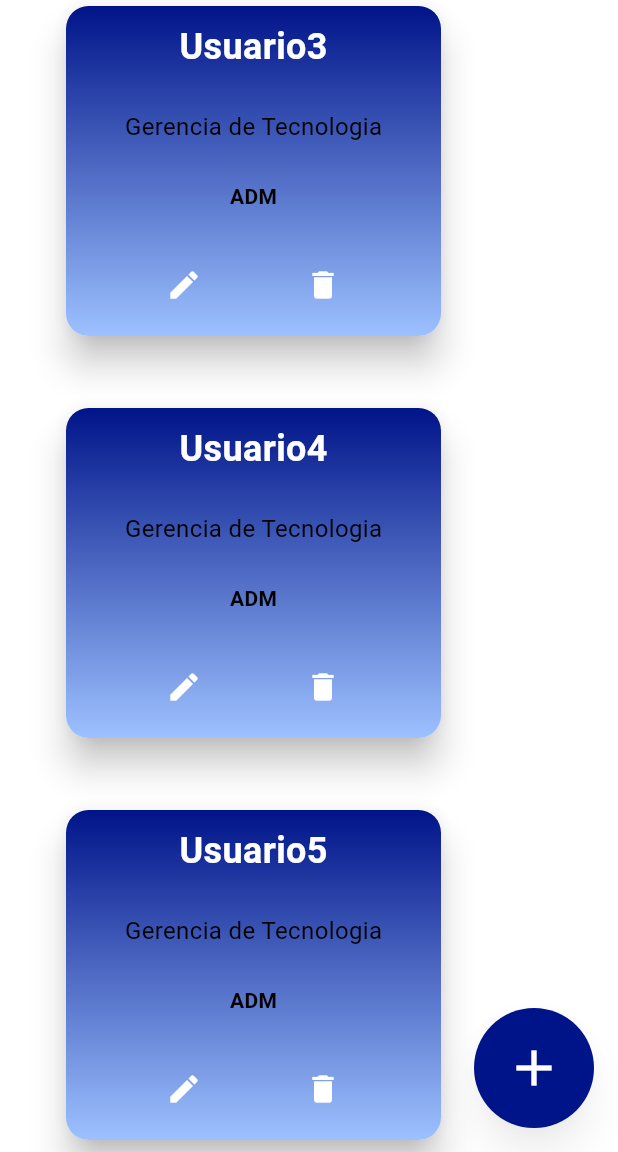
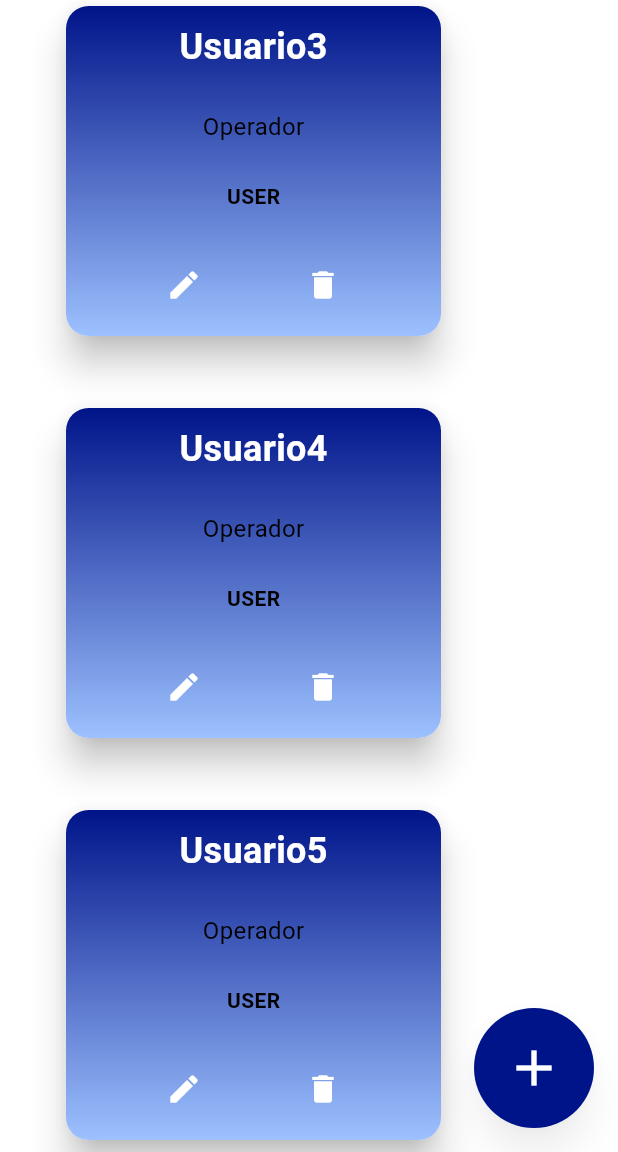
Before and after one commit to murilomolina/PI_Metro, a Flutter app: the ControleUsuarios screen opened directly, scrolled down 576 dp, on a phone screen of 412 x 824 dp, the part 84-1236 px from its top. Run offline on Flutter 3.47's test engine with Material 3 defaults, Android fonts, the phone set to English and light mode, and no system bars; our stand-ins replace permission_handler, qr_flutter.

Commit message:
mudanças apenas de exibição

```diff
--- a/metro_web/lib/pages/controle_usuarios.dart
+++ b/metro_web/lib/pages/controle_usuarios.dart
@@ -27,11 +27,11 @@ class ControleUsuarios extends StatelessWidget {
                 children: [
                   Cardusuario(usuario: 'Usuario1', funcao: 'ADM', ocupacao: 'Gerencia de Tecnologia'),
                   Cardusuario(usuario: 'Usuario2', funcao: 'ADM', ocupacao: 'Gerencia de Tecnologia'),
-                  Cardusuario(usuario: 'Usuario3', funcao: 'ADM', ocupacao: 'Gerencia de Tecnologia'),
-                  Cardusuario(usuario: 'Usuario4', funcao: 'ADM', ocupacao: 'Gerencia de Tecnologia'),
-                  Cardusuario(usuario: 'Usuario5', funcao: 'ADM', ocupacao: 'Gerencia de Tecnologia'),
-                  Cardusuario(usuario: 'Usuario6', funcao: 'ADM', ocupacao: 'Gerencia de Tecnologia'),
-                  Cardusuario(usuario: 'Usuario7', funcao: 'ADM', ocupacao: 'Gerencia de Tecnologia'),
+                  Cardusuario(usuario: 'Usuario3', funcao: 'USER', ocupacao: 'Operador'),
+                  Cardusuario(usuario: 'Usuario4', funcao: 'USER', ocupacao: 'Operador'),
+                  Cardusuario(usuario: 'Usuario5', funcao: 'USER', ocupacao: 'Operador'),
+                  Cardusuario(usuario: 'Usuario6', funcao: 'USER', ocupacao: 'Operador'),
+                  Cardusuario(usuario: 'Usuario7', funcao: 'USER', ocupacao: 'Operador'),
                 ],
               ),
             ],
```
Also changed, not shown: metro_web/lib/pages/home_page.dart (+6 -6 lines).
